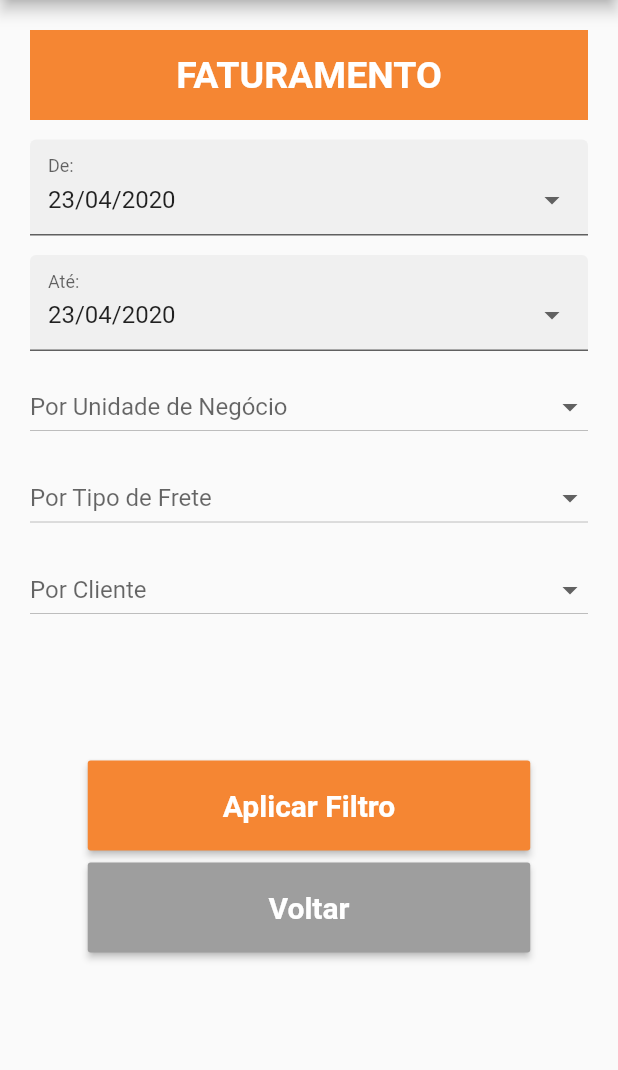
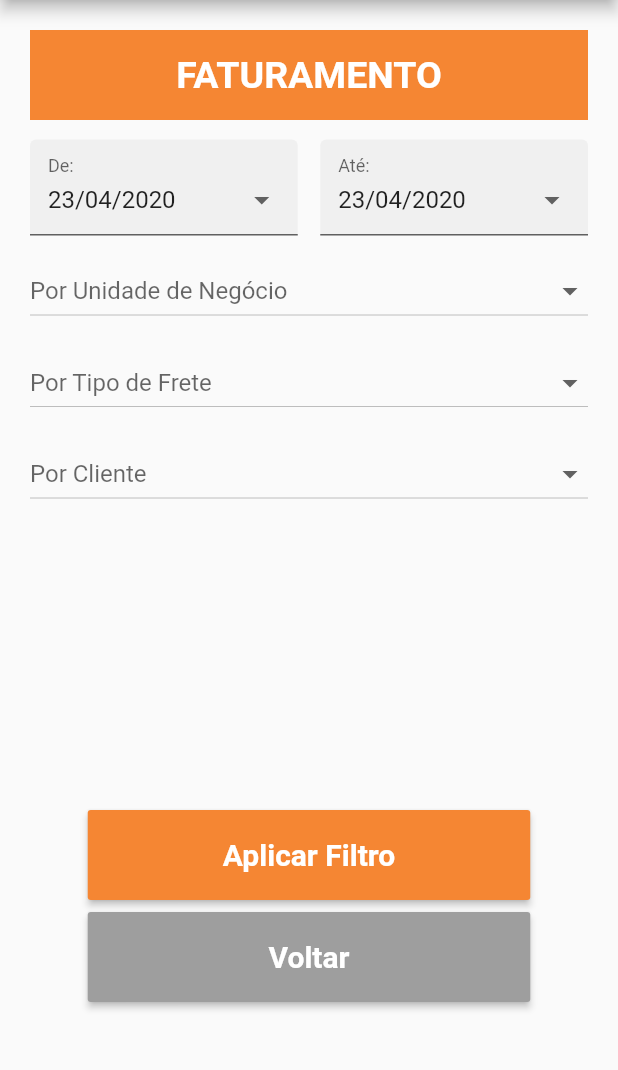
Before and after one commit to rodrigoservicelogic/TMS-Mobile, a Flutter app: the screen it shows after launch, on a phone screen of 412 x 824 dp, the part 84-1154 px from its top. Run offline on Flutter 3.47's test engine with Material 2 defaults, Android fonts, the phone set to English and light mode, and no system bars; our stand-ins replace date_format, flutter_mobx, get_it, mobx; generated files the repository leaves out were written again.

Commit message:
Controler para agregado criado

```diff
--- a/lib/pages/filtro-agregado.dart
+++ b/lib/pages/filtro-agregado.dart
@@ -79,8 +79,14 @@ class _FiltroAgregadoState extends State<FiltroAgregado> {
             SizedBox(
               height: 13,
             ),
-            DateTimePicker(
+            Row(
+              crossAxisAlignment: CrossAxisAlignment.end,
+              children: <Widget>[
+                Expanded(
+                  flex: 4,
+                  child: DateTimePicker(
                     labelText: "De:",
+                    valueStyle: TextStyle(color: Colors.red),
                     selectedDate: _dataInicial,
                     selectDate: (DateTime date) {
                       print(date);
@@ -89,10 +95,13 @@ class _FiltroAgregadoState extends State<FiltroAgregado> {
                       });
                     },
                   ),
-            SizedBox(
-              height: 13,
                 ),
-            DateTimePicker(
+                Container(
+                  width: 15,
+                ),
+                Expanded(
+                  flex: 4,
+                  child: DateTimePicker(
                     labelText: "Até:",
                     selectedDate: _dataFinal,
                     selectDate: (DateTime date) {
@@ -101,6 +110,9 @@ class _FiltroAgregadoState extends State<FiltroAgregado> {
                         _dataFinal = date;
                       });
                     },
+                  ),
+                ),
+              ],
             ),
             SizedBox(
               height: 13,
@@ -160,7 +172,7 @@ class _FiltroAgregadoState extends State<FiltroAgregado> {
               }).toList(),
             ),
             SizedBox(
-              height: 90,
+              height: 200,
             ),
             Container(
               height: 60,
--- a/pubspec.yaml
+++ b/pubspec.yaml
@@ -28,6 +28,7 @@ dependencies:
   http: ^0.12.0+2
   shared_preferences: ^0.5.6
   date_format: ^1.0.6
+  charts_flutter: ^0.9.0
   mobx:
   flutter_mobx:
   get_it:
```
Also changed, not shown: lib/controller/agregado-controller.dart (added, +19 -0 lines), lib/controller/agregado-controller.g.dart (added), pubspec.lock. Lines whose indentation alone changed are shown as unchanged.
